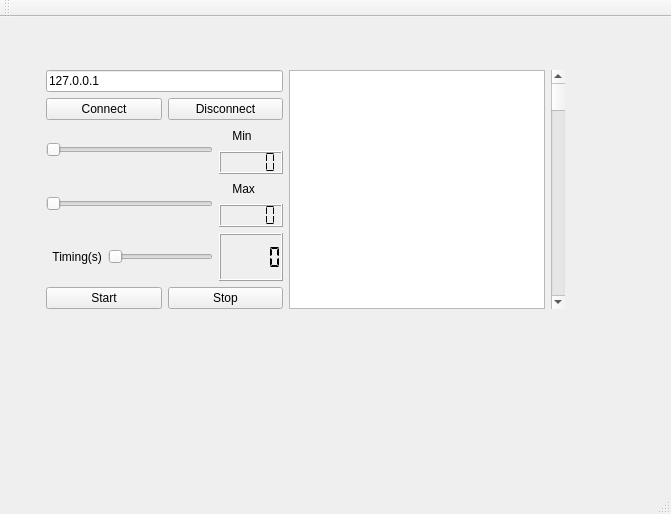
Old version of the form QtTcpClientProducer/mainwindow.ui in the repository douglassc1999/Qtsupervisory.
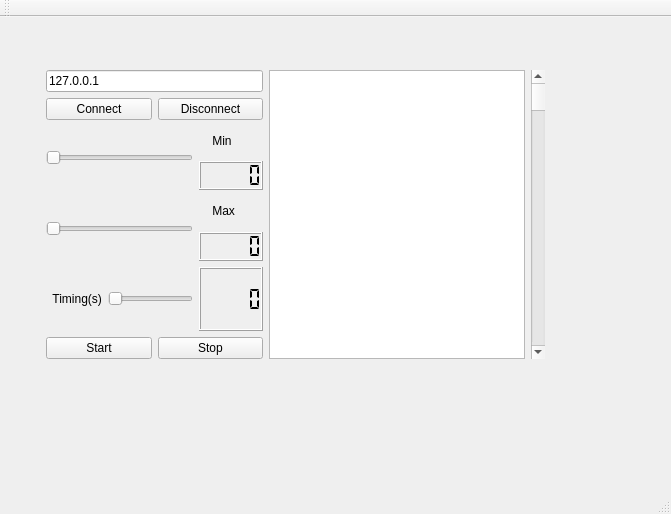
New version of the form.

```diff
--- a/QtTcpClientProducer/mainwindow.ui
+++ b/QtTcpClientProducer/mainwindow.ui
@@ -19,12 +19,12 @@
      <rect>
       <x>35</x>
       <y>42</y>
-      <width>541</width>
-      <height>261</height>
+      <width>521</width>
+      <height>311</height>
      </rect>
     </property>
-    <layout class="QHBoxLayout" name="horizontalLayout_8">
-     <item>
+    <layout class="QGridLayout" name="gridLayout">
+     <item row="0" column="0">
       <layout class="QVBoxLayout" name="verticalLayout_4">
        <item>
         <layout class="QVBoxLayout" name="verticalLayout">
@@ -192,7 +192,7 @@
        </item>
       </layout>
      </item>
-     <item>
+     <item row="0" column="1">
       <layout class="QHBoxLayout" name="horizontalLayout_6">
        <item>
         <widget class="QTextBrowser" name="textBrowser"/>
```
Left out of the diff: 6 changed lines with no effect on the pictures.
